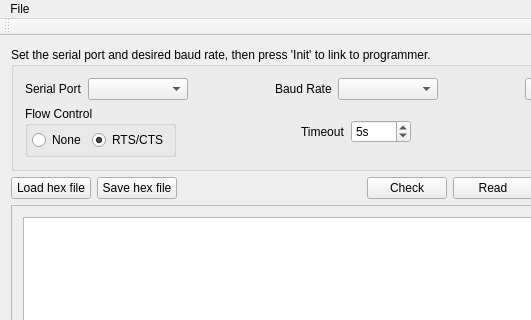
This is guiMainWindow.ui in Keith969/eprom_prg as Qt 5 draws it before an edit; both pictures show x 0 to 531 and y 0 to 320 of the 716 by 557 pixel window. The edited form follows.
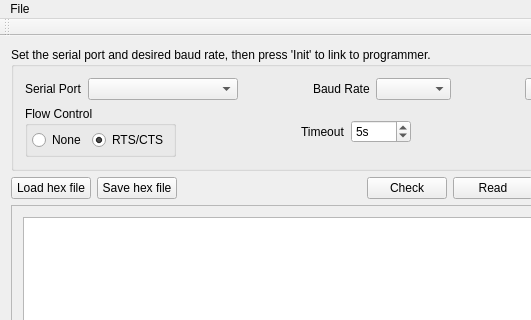
This is the edited form.

Commit message: Add extra info to serial port name

```diff
--- a/guiMainWindow.ui
+++ b/guiMainWindow.ui
@@ -36,7 +36,7 @@
             <widget class="QComboBox" name="serialPort">
              <property name="minimumSize">
               <size>
-               <width>100</width>
+               <width>150</width>
                <height>0</height>
               </size>
              </property>
@@ -69,7 +69,7 @@
             <widget class="QComboBox" name="baudRate">
              <property name="minimumSize">
               <size>
-               <width>100</width>
+               <width>75</width>
                <height>0</height>
               </size>
              </property>
```
The commit also changes 2 other files.
